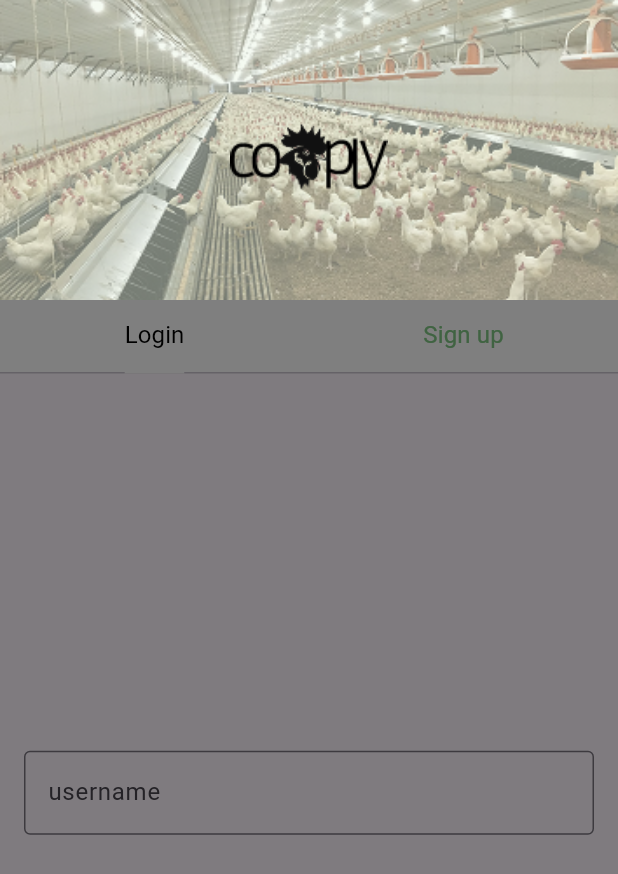
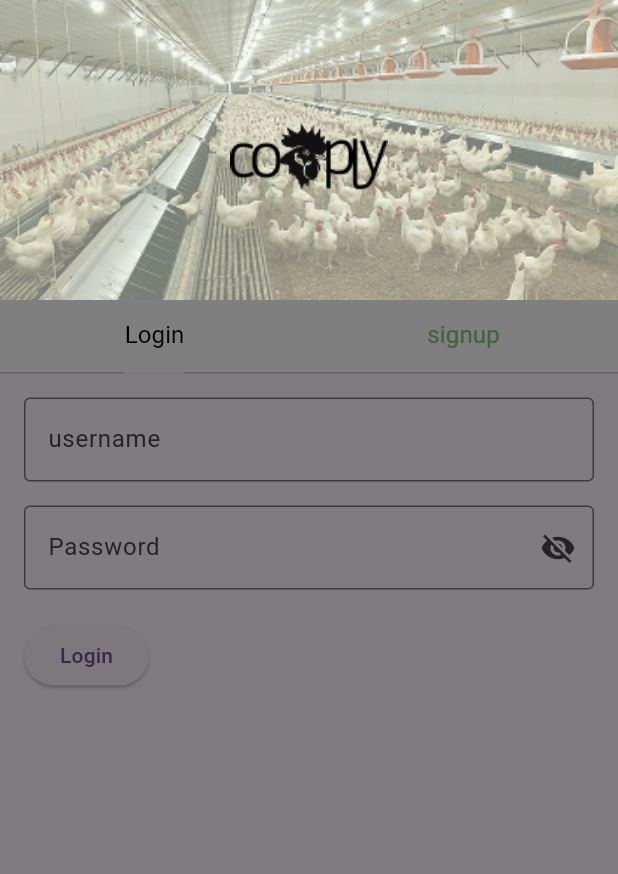
Before and after one commit to Moverr/cooply, a Flutter app: the screen it shows after launch, on a phone screen of 412 x 824 dp. Shown: the top 874 px of the screen. Run offline on Flutter 3.47's test engine with Material 3 defaults, Android fonts, the phone set to English and light mode, and no system bars; Roboto replaces fonts that are missing (Inria Sans, Inria Serif).

```diff
--- a/lib/screens/home_screen.dart
+++ b/lib/screens/home_screen.dart
@@ -1,7 +1,8 @@
 import 'dart:ui';
 
 import 'package:cooply/screens/login_form_screen.dart';
-import 'package:cooply/screens/login_logout_screen.dart';
+import 'package:cooply/screens/loginSignupScreen.dart';
+import 'package:cooply/utils/AppConstants.dart';
 import 'package:cooply/widgets/SimpleTextWidget.dart';
 import 'package:flutter/cupertino.dart';
 import 'package:flutter/material.dart';
@@ -48,13 +49,7 @@ class HomeScreen extends StatelessWidget {
               ],
             )
 
-                /*
-            Container(
-              height: 400,
-              child: Center( child: Text("SEEEE")),
-              color: Colors.yellow.shade100,
 
-            ),*/
           )
       )
 
@@ -79,8 +74,8 @@ class HomeScreen extends StatelessWidget {
                     tabs: [
                       Tab(
                         child: SimpleTextWidget(
-                          title: "Login",
-                          fontFamily: "Inria Serif",
+                          title: AppConstants.LOGIN,
+                          fontFamily: AppConstants.fontFamily,
                           fontWeight: FontWeight.w400,
                           fontSize: 16, // Adjust font size for better readability
                           // color: Color(0xFF000000), // Text color
@@ -88,8 +83,8 @@ class HomeScreen extends StatelessWidget {
                       ),
                       Tab(
                         child: SimpleTextWidget(
-                          title: "Sign up",
-                          fontFamily: "Inria Serif",
+                          title: AppConstants.SIGNUP_LOGIN ,
+                          fontFamily: AppConstants.fontFamily,
                           fontWeight: FontWeight.w400,
                           fontSize: 16,
                           // color: Color(0xFF000000),
--- a/lib/screens/login_logout_screen.dart
+++ b/lib/screens/loginSignupScreen.dart
@@ -1,7 +1,7 @@
 import 'package:flutter/cupertino.dart';
 import 'package:flutter/material.dart';
 
-class LoginLogoutScreen extends StatelessWidget{
+class LoginSignupScreen extends StatelessWidget{
   @override
   Widget build(BuildContext context) {
     // TODO: implement build
--- a/lib/screens/login_form_screen.dart
+++ b/lib/screens/login_form_screen.dart
@@ -1,30 +1,37 @@
-
 import 'package:flutter/cupertino.dart';
 import 'package:flutter/material.dart';
 
-class LoginForm extends StatefulWidget{
+class LoginForm extends StatefulWidget {
   @override
   State<StatefulWidget> createState() => _LoginFormState();
+}
 
-}
-class _LoginFormState extends State<LoginForm>{
-
+class _LoginFormState extends State<LoginForm> {
   final _formKey = GlobalKey<FormState>();
 
   final TextEditingController _emailController = TextEditingController();
   final TextEditingController _passwordController = TextEditingController();
   bool _obscurePassword = true;
 
+  void _login() {
+    if (_formKey.currentState!.validate()) {
+      // Simulate login action
+      ScaffoldMessenger.of(context).showSnackBar(
+        const SnackBar(content: Text('Logging in...')),
+      );
+    }
+  }
 
   @override
   Widget build(BuildContext context) {
     // TODO: implement build
     return Scaffold(
-      body: Padding(padding: const EdgeInsets.all(16.0),
+        body: Padding(
+      padding: const EdgeInsets.all(16.0),
       child: Form(
         key: _formKey,
         child: Column(
-            mainAxisAlignment: MainAxisAlignment.center,
+          crossAxisAlignment: CrossAxisAlignment.start,
           children: [
             TextFormField(
               controller: _emailController,
@@ -33,7 +40,7 @@ class _LoginFormState extends State<LoginForm>{
                 labelText: 'username',
                 border: OutlineInputBorder(),
               ),
-                validator: (value){
+              validator: (value) {
                 if (value == null || value.isEmpty) {
                   return 'Please enter your email';
                 }
@@ -44,11 +51,41 @@ class _LoginFormState extends State<LoginForm>{
               },
             ),
             const SizedBox(height: 16),
+            TextFormField(
+              controller: _passwordController,
+              obscureText: _obscurePassword,
+              decoration: InputDecoration(
+                labelText: 'Password',
+                border: const OutlineInputBorder(),
+                suffixIcon: IconButton(
+                  icon: Icon(
+                    _obscurePassword ? Icons.visibility_off : Icons.visibility,
+                  ),
+                  onPressed: () {
+                    setState(() {
+                      _obscurePassword = !_obscurePassword;
+                    });
+                  },
+                ),
+              ),
+              validator: (value) {
+                if (value == null || value.isEmpty) {
+                  return 'Please enter your password';
+                }
+                if (value.length < 6) {
+                  return 'Password must be at least 6 characters';
+                }
+                return null;
+              },
+            ),
+            const SizedBox(height: 20),
+            ElevatedButton(
+              onPressed: _login,
+              child: const Text('Login'),
+            ),
           ],
         ),
       ),
-      )
-   );
+    ));
   }
-
 }
--- /dev/null
+++ b/lib/utils/AppConstants.dart
@@ -0,0 +1,16 @@
+class AppConstants{
+
+  static const String appName = "cooply";
+  static const String appVersion = "gianna v1.0.0";
+  static const String byLine = "farm manager";
+
+  static const String companyName = "khoodilabs";
+  static final String currentYear = DateTime.now().year.toString();
+
+  static const String fontFamily = "Inria Sans";
+  static const String LOGIN = "Login";
+  static const String SIGNUP_LOGIN = "signup";
+
+
+  // colors?
+}
--- a/lib/widgets/SplashImageWidget.dart
+++ b/lib/widgets/SplashImageWidget.dart
@@ -7,7 +7,7 @@ class SplashImageWidget extends StatelessWidget {
 
   @override
   Widget build(BuildContext context) {
-    return Image.asset('assets/splash_image.png', width: 40);
+    return Image.asset('assets/cooplynbyline.png', width: 40);
   }
 }
 
--- a/pubspec.yaml
+++ b/pubspec.yaml
@@ -50,6 +50,7 @@ flutter:
     - assets/home_screen_image.png
     - assets/home_image.png
     - assets/cooply_sm.png
+    - assets/cooplynbyline.png
 
 
 
```
Also changed, not shown: lib/screens/splash_screen.dart (+5 -4 lines), assets/cooplynbyline.png (added), lib/assets/cooplynbyline.png (added). Lines whose indentation alone changed are shown as unchanged.
